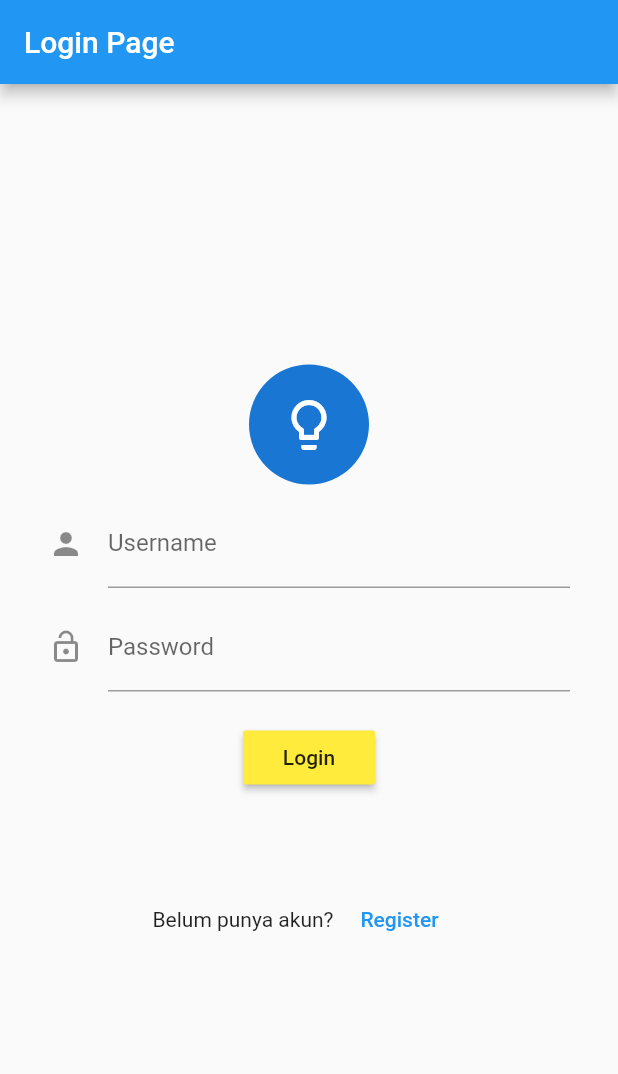
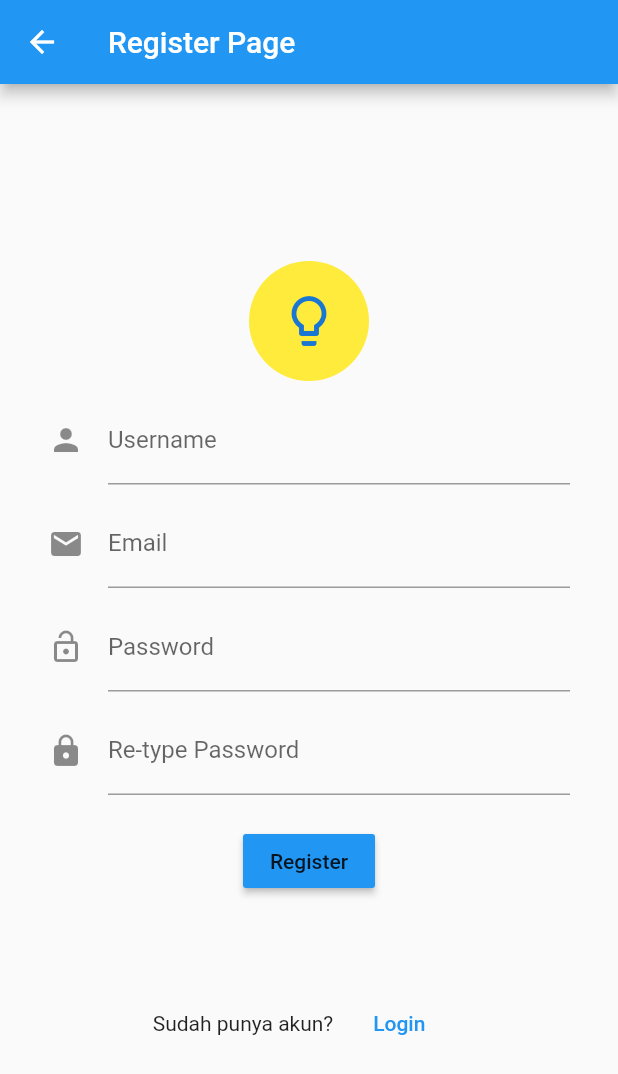
Before and after one commit to rizaljanuari/clean_login_register_flutter, a Flutter app: the screen it shows after launch, after a tap on "Register", on a phone screen of 412 x 824 dp. Shown: the top 1074 px of the screen. Run offline on Flutter 3.47's test engine with Material 2 defaults, Android fonts, the phone set to English and light mode, and no system bars.

Commit message:
Adding navigation

```diff
--- a/lib/login.dart
+++ b/lib/login.dart
@@ -1,10 +1,11 @@
 import 'package:flutter/material.dart';
+
+import 'register.dart';
 
 class Login extends StatelessWidget {
   @override
   Widget build(BuildContext context) {
-    return MaterialApp(
-      home: Scaffold(
+    return Scaffold(
       appBar: AppBar(
         title: Text('Login Page'),
       ),
@@ -42,8 +43,7 @@ class Login extends StatelessWidget {
                   child: TextField(
                       obscureText: true,
                       decoration: InputDecoration(
-                            icon: Icon(Icons.lock_open),
-                            labelText: 'Password')),
+                          icon: Icon(Icons.lock_open), labelText: 'Password')),
                 ),
                 SizedBox(
                   height: 20.0,
@@ -65,7 +65,14 @@ class Login extends StatelessWidget {
                         'Register',
                         style: TextStyle(color: Colors.blue),
                       ),
-                        onPressed: () {},
+                      onPressed: () {
+                        Navigator.push(
+                          context,
+                          MaterialPageRoute(
+                            builder: (context) => Register(),
+                          ),
+                        );
+                      },
                     )
                   ],
                 )
@@ -74,7 +81,6 @@ class Login extends StatelessWidget {
           ),
         ),
       ),
-      ),
     );
   }
 }
--- a/lib/main.dart
+++ b/lib/main.dart
@@ -1,4 +1,13 @@
 import 'package:flutter/material.dart';
 import 'login.dart';
 
-void main() => runApp(Login());
+void main() => runApp(MyApp());
+
+class MyApp extends StatelessWidget {
+  @override
+  Widget build(BuildContext context) {
+    return MaterialApp(
+      home: Login(),
+    );
+  }
+}
--- a/lib/register.dart
+++ b/lib/register.dart
@@ -3,8 +3,7 @@ import 'package:flutter/material.dart';
 class Register extends StatelessWidget {
   @override
   Widget build(BuildContext context) {
-    return MaterialApp(
-      home: Scaffold(
+    return Scaffold(
       appBar: AppBar(
         title: Text('Register Page'),
       ),
@@ -41,18 +40,38 @@ class Register extends StatelessWidget {
                 Padding(
                   padding: const EdgeInsets.symmetric(horizontal: 16.0),
                   child: TextField(
+                      decoration: InputDecoration(
+                    icon: Icon(Icons.mail),
+                    labelText: 'Email',
+                  )),
+                ),
+                SizedBox(
+                  height: 10,
+                ),
+                Padding(
+                  padding: const EdgeInsets.symmetric(horizontal: 16.0),
+                  child: TextField(
                       obscureText: true,
                       decoration: InputDecoration(
-                            icon: Icon(Icons.lock_open),
-                            labelText: 'Password')),
+                          icon: Icon(Icons.lock_open), labelText: 'Password')),
+                ),
+                SizedBox(
+                  height: 10,
+                ),
+                Padding(
+                  padding: const EdgeInsets.symmetric(horizontal: 16.0),
+                  child: TextField(
+                      obscureText: true,
+                      decoration: InputDecoration(
+                          icon: Icon(Icons.lock), labelText: 'Re-type Password')),
                 ),
                 SizedBox(
                   height: 20.0,
                 ),
                 RaisedButton(
-                    color: Colors.yellow,
+                  color: Colors.blue,
                   onPressed: () {},
-                    child: Text('Login'),
+                  child: Text('Register'),
                 ),
                 SizedBox(
                   height: 60.0,
@@ -60,13 +79,15 @@ class Register extends StatelessWidget {
                 Row(
                   mainAxisAlignment: MainAxisAlignment.center,
                   children: <Widget>[
-                      Text('Belum punya akun?'),
+                    Text('Sudah punya akun?'),
                     FlatButton(
                       child: Text(
-                          'Register',
+                        'Login',
                         style: TextStyle(color: Colors.blue),
                       ),
-                        onPressed: () {},
+                      onPressed: () {
+                        Navigator.pop(context);
+                      },
                     )
                   ],
                 )
@@ -75,7 +96,6 @@ class Register extends StatelessWidget {
           ),
         ),
       ),
-      ),
     );
   }
 }
```
Lines whose indentation alone changed are shown as unchanged.
